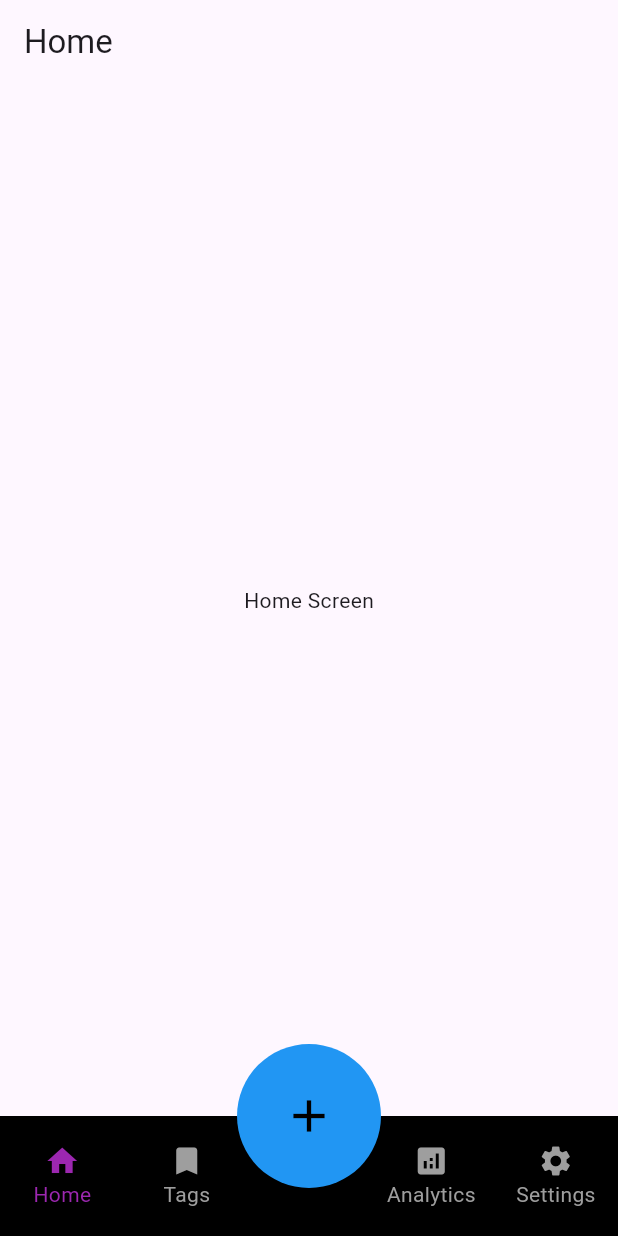
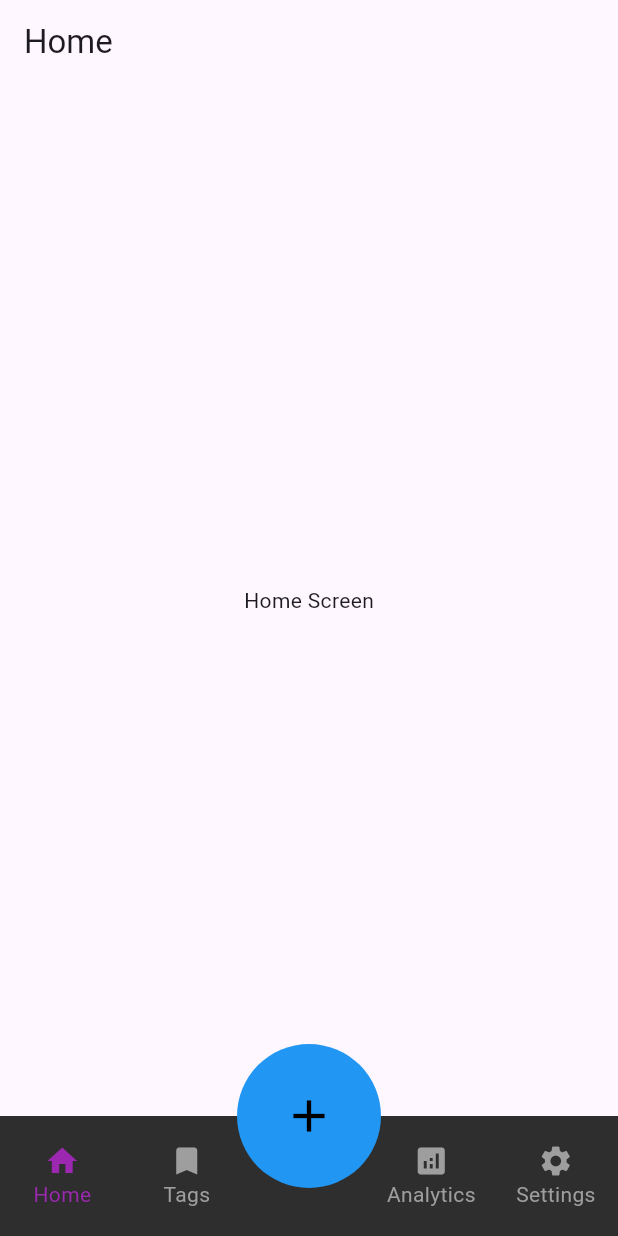
Before and after one commit to GolemT/Flutter_FinanceTracker, a Flutter app: the screen it shows after launch, on a phone screen of 412 x 824 dp. Run offline on Flutter 3.47's test engine with Material 3 defaults, Android fonts, the phone set to English and light mode, and no system bars.

Commit message:
fix: changed Navbar color

```diff
--- a/lib/components/nav_bar.dart
+++ b/lib/components/nav_bar.dart
@@ -17,7 +17,7 @@ class NavBar extends StatelessWidget {
         elevation: 0.0,
         child: Container(
           height: 60,
-          color: Colors.black,
+          color: Color(int.parse('0xFF2E2E2E')),
           child: Row(
             children: [
               navItem(
```
